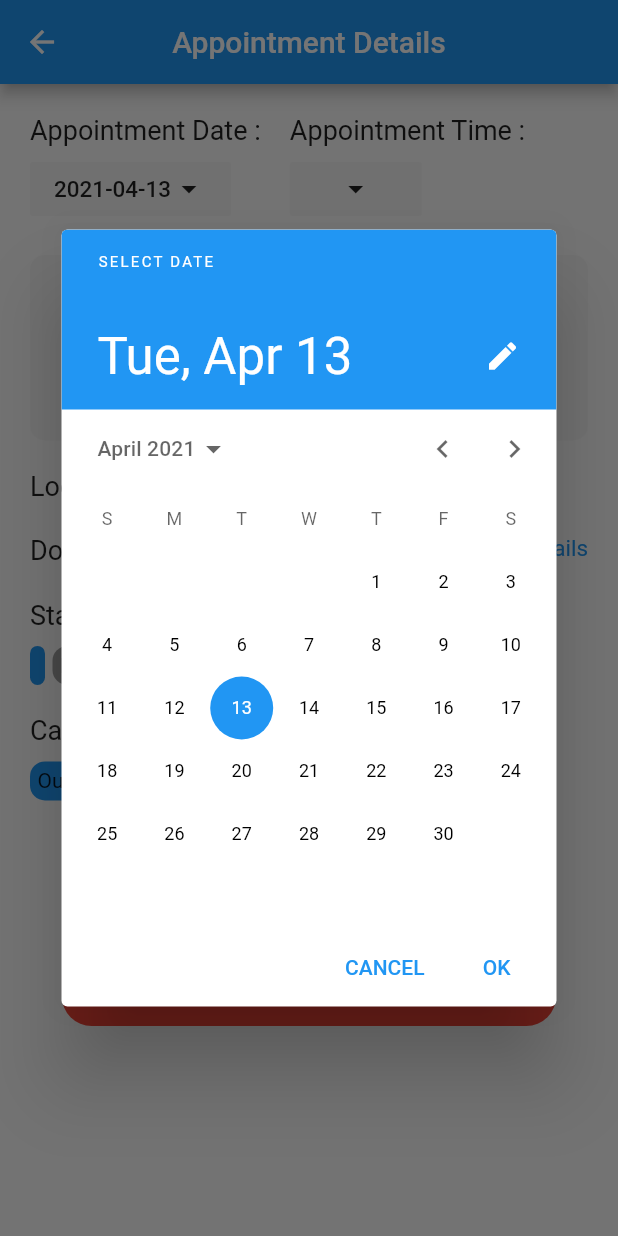
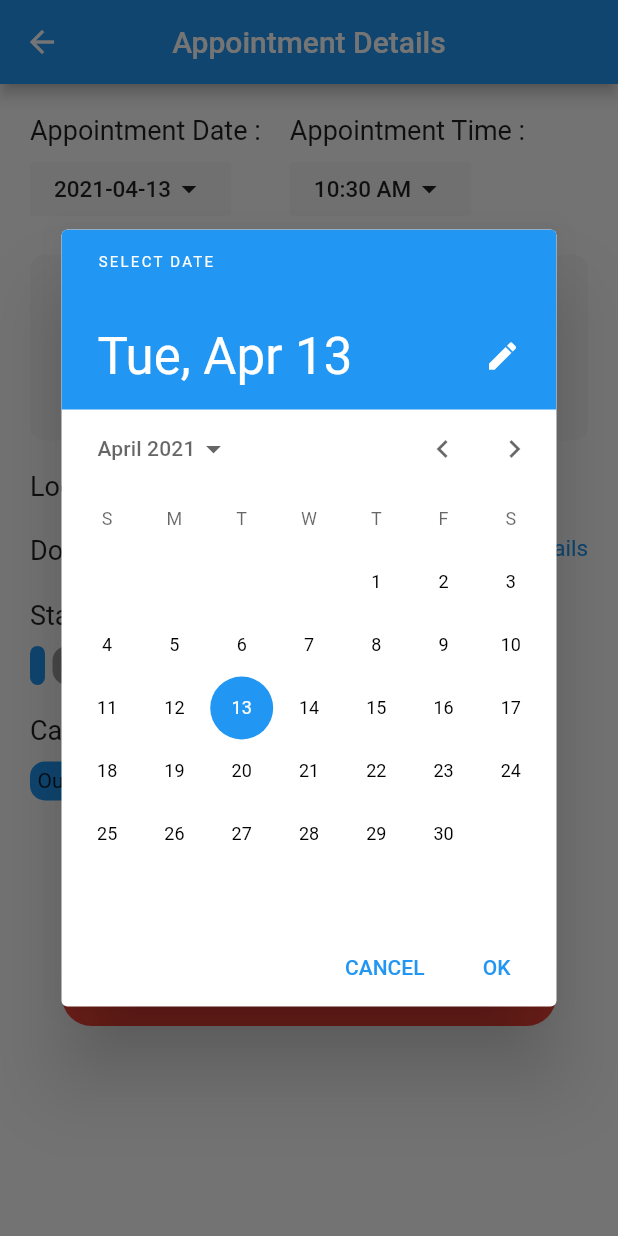
Before and after one commit to vedrosuwandi/OpenEMR_PatientApp, a Flutter app: the AppointmentDetails screen opened directly with empty values, after a tap on an icon or button, on a phone screen of 412 x 824 dp. Run offline on Flutter 3.47's test engine with Material 2 defaults, Android fonts, the phone set to English and light mode, and no system bars; our stand-ins replace google_fonts, intl_phone_field, table_calendar.

Commit message:
Front-end evaluated
changes of datatype of the time from string to timeofday

```diff
--- a/lib/AppointmentScreen/Appointment.dart
+++ b/lib/AppointmentScreen/Appointment.dart
@@ -48,7 +48,7 @@ class Appointment extends StatelessWidget {
                   hospital: "City A Hospital",
                   category: "Completed",
                   notes: "I had a stomacache",
-                  time: "09.00 AM",
+                  time: TimeOfDay(hour: 09, minute: 10),
                 ),
               ),
               AppointmentContainer(
@@ -59,7 +59,7 @@ class Appointment extends StatelessWidget {
                   hospital: "City A Hospital",
                   category: "Arrived",
                   notes: "I had a fever",
-                  time: "15.00 PM",
+                  time: TimeOfDay(hour: 09, minute: 30),
                 ),
               ),
             ],
--- a/lib/AppointmentScreen/Components/AppointmentDetails.dart
+++ b/lib/AppointmentScreen/Components/AppointmentDetails.dart
@@ -17,6 +17,8 @@ class AppointmentDetails extends StatefulWidget {
 }
 
 class _AppointmentDetailsState extends State<AppointmentDetails> {
+  TimeOfDay selected;
+
   @override
   Widget build(BuildContext context) {
     TextStyle contextsize = TextStyle(fontSize: 18);
@@ -88,11 +90,13 @@ class _AppointmentDetailsState extends State<AppointmentDetails> {
                         ),
                         FlatButton(
                           color: Colors.grey[100],
-                          onPressed: () {},
+                          onPressed: () {
+                            selectedTime(context);
+                          },
                           child: Row(
                             children: [
                               Text(
-                                "${widget.details.time}",
+                                widget.details.time.format(context),
                                 style: TextStyle(fontSize: 15),
                               ),
                               Icon(Icons.arrow_drop_down),
@@ -316,27 +320,26 @@ class _AppointmentDetailsState extends State<AppointmentDetails> {
       ),
     );
   }
-  /*
+
   Future<Null> selectedTime(BuildContext context) async {
     selected = await showTimePicker(
       context: context,
-      initialTime: ,
+      initialTime: widget.details.time,
     );
 
-    if (selected != null && selected != time) {
+    if (selected != null && selected != widget.details.time) {
       setState(() {
-        time = selected;
+        widget.details.time = selected;
       });
     }
   }
-*/
 
   selectDate(BuildContext context) async {
     //selected date
     final DateTime selected = await showDatePicker(
       context: context,
       initialDate: widget.details.date, // the initial date
-      firstDate: DateTime(1900), // the initial date  in the calendar
+      firstDate: DateTime(2021), // the initial date  in the calendar
       lastDate: DateTime(2100), // the final date in the calendar
     );
     if (selected != null && selected != widget.details.date)
--- a/lib/Data/AppointmentData.dart
+++ b/lib/Data/AppointmentData.dart
@@ -7,7 +7,7 @@ class AppointmentData {
   String hospital;
   String notes;
   String category;
-  String time;
+  TimeOfDay time;
 
   AppointmentData({
     Key key,
@@ -20,7 +20,7 @@ class AppointmentData {
     this.hospital,
   });
 
-  Map<String, dynamic> get map {
+  get map {
     return {
       "doctor": doctor,
       "status": status,
```
